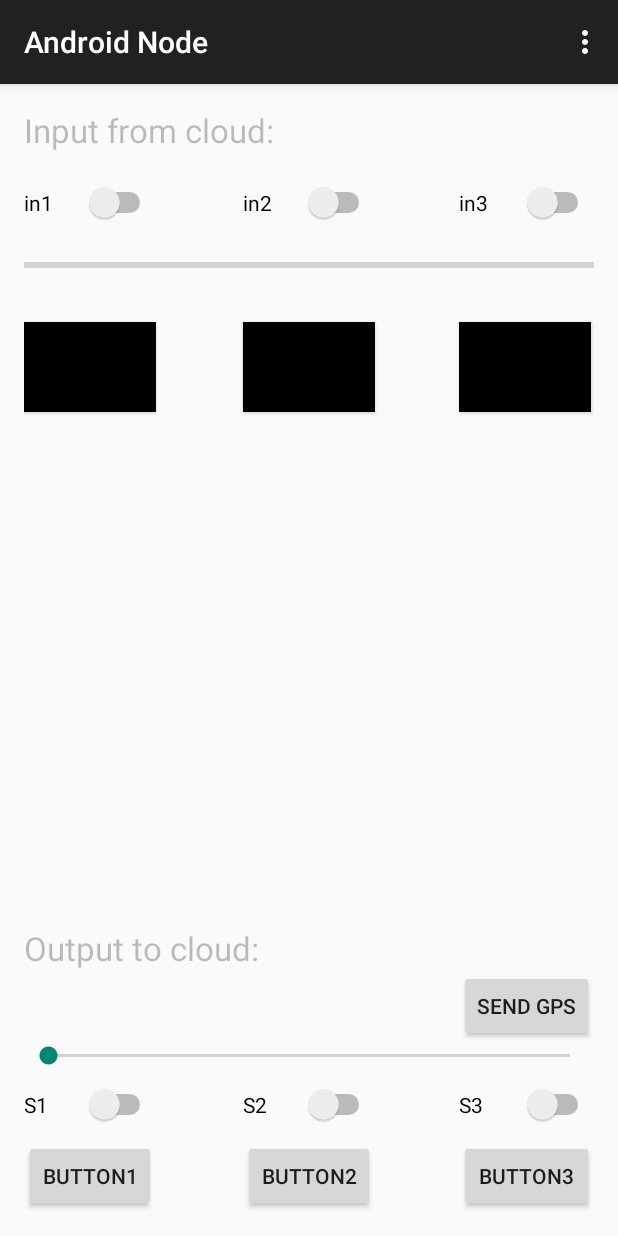
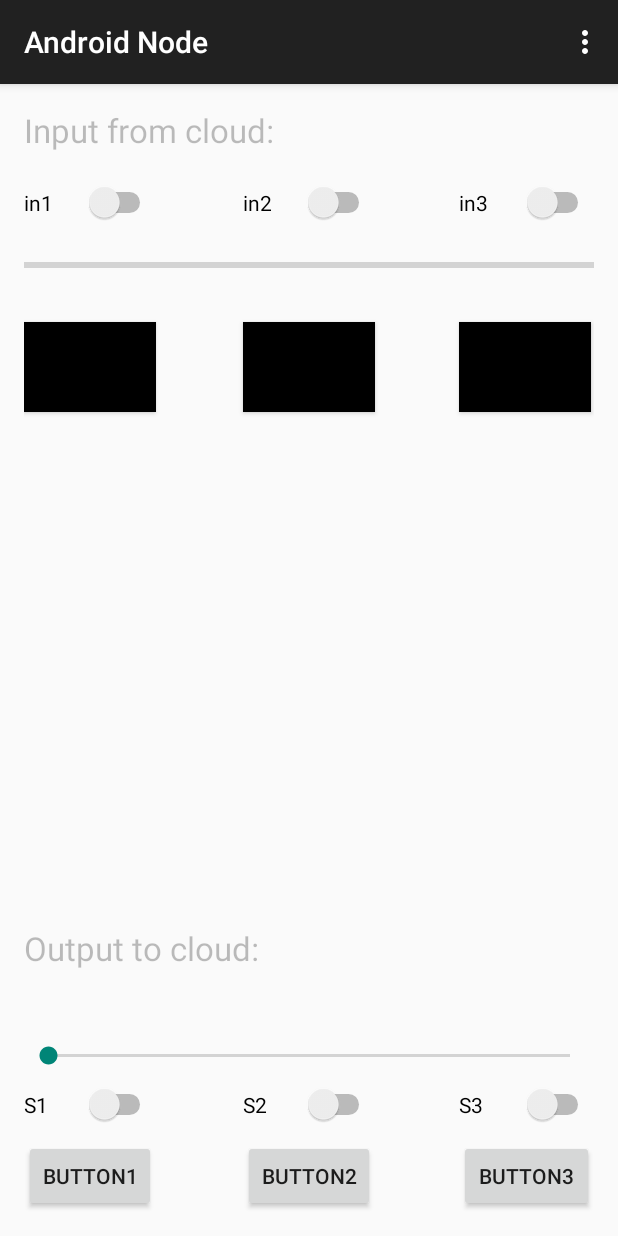
Before and after one commit to yodiwo/plegma, an Android app: the MainActivityFragment screen opened directly, with no data from a screen before it, on a phone screen of 412 x 824 dp. Run offline under Robolectric (Android 15) with nearby library versions, the phone set to English and light mode, and no system bars.

Commit message:
[android] Hide and disable GPS button until functionality is added or button is entirely removed

```diff
--- a/ExampleNodes/Android/YodiwoNode/app/src/main/java/com/yodiwo/androidnode/MainActivityFragment.java
+++ b/ExampleNodes/Android/YodiwoNode/app/src/main/java/com/yodiwo/androidnode/MainActivityFragment.java
@@ -144,6 +144,12 @@ public class MainActivityFragment extends Fragment {
 
         // GPS button
         Button gpsButton = (Button) view.findViewById(R.id.button_GPS);
+
+        // TODO: Disable until functionality is added to button, or remove button entirely
+        // TODO: Decide if we need a button, or if the existing automatic triggering should suffice)
+        gpsButton.setClickable(false);
+        gpsButton.setVisibility(View.INVISIBLE);
+
         gpsButton.setOnClickListener(new View.OnClickListener() {
             @Override
             public void onClick(View view) {
```
